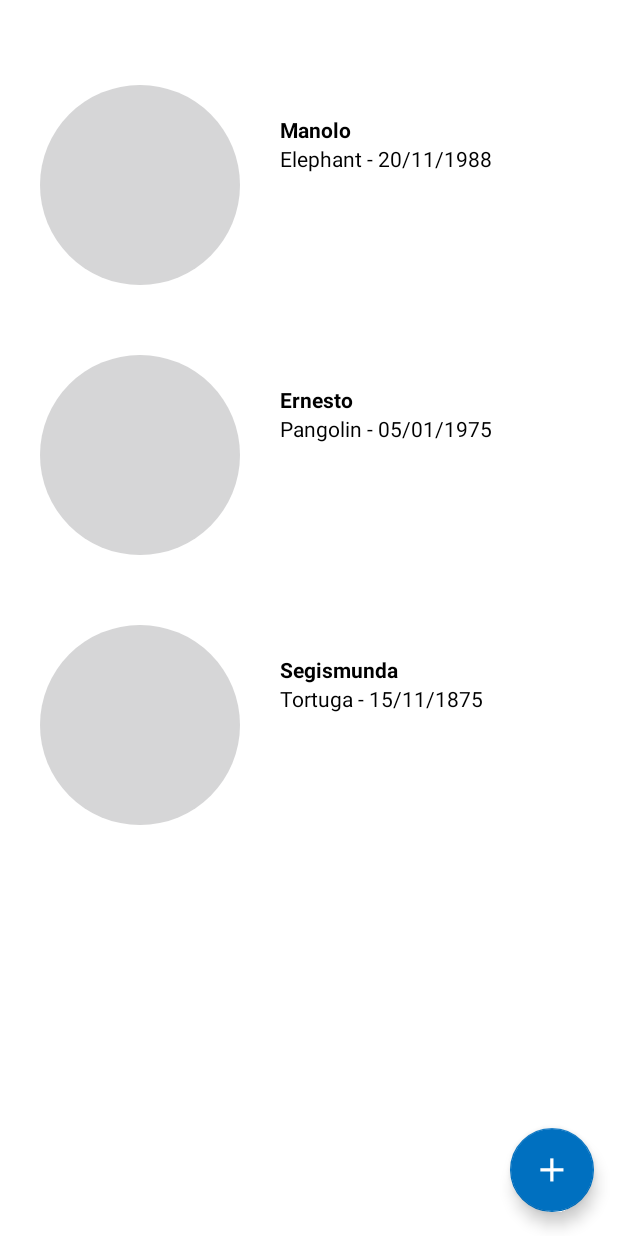
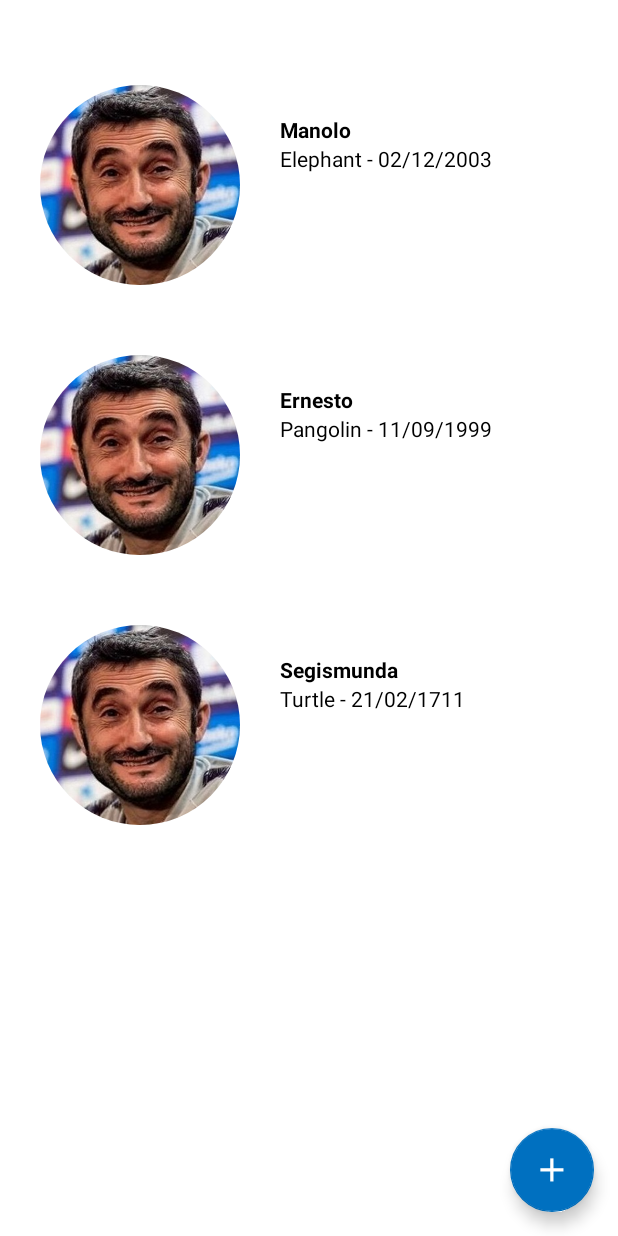
Before and after one commit to Grupo13-PES-Mascotas/PES_Mascotes, an Android app: the screen it shows after launch (MainActivity), on a phone screen of 412 x 824 dp. Run offline under Robolectric (Android 15) with nearby library versions, the phone set to English and light mode, and no system bars; our stand-ins replace Firebase (no records; nobody signed in at launch, a user with empty details on screens opened directly); Roboto replaces fonts that are not available here.

Commit message:
Fix codacy issues

```diff
--- a/app/src/main/java/org/pesmypetcare/mypetcare/activities/fragments/MyPetsFragment.java
+++ b/app/src/main/java/org/pesmypetcare/mypetcare/activities/fragments/MyPetsFragment.java
@@ -61,35 +61,35 @@ public class MyPetsFragment extends Fragment {
      */
     private void initializeTestUser() {
         currentUser = new User("Jaume", "jaume@gmail.com", "1234");
-        Bundle info = new Bundle();
-        info.putString(Pet.BUNDLE_NAME, "Manolo");
-        info.putString(Pet.BUNDLE_BREED, "Elephant");
-        info.putString(Pet.BUNDLE_BIRTH_DATE, "20/11/1988");
-        info.putFloat(Pet.BUNDLE_CALORIES, (float) 1500.00);
-        info.putString(Pet.BUNDLE_GENDER, "Male");
-        info.putString(Pet.BUNDLE_PATHOLOGIES, "None");
-        info.putInt(Pet.BUNDLE_WASH, 1);
-        info.putFloat(Pet.BUNDLE_WEIGHT, (float) 750.00);
-        currentUser.addPet(new Pet(info));
-        info = new Bundle();
-        info.putString(Pet.BUNDLE_NAME, "Ernesto");
-        info.putString(Pet.BUNDLE_BREED, "Pangolin");
-        info.putString(Pet.BUNDLE_BIRTH_DATE, "05/01/1975");
-        info.putFloat(Pet.BUNDLE_CALORIES, (float) 0.05);
-        info.putString(Pet.BUNDLE_GENDER, "Male");
-        info.putString(Pet.BUNDLE_PATHOLOGIES, "None");
-        info.putInt(Pet.BUNDLE_WASH, 1);
-        info.putFloat(Pet.BUNDLE_WEIGHT, (float) 0.00025);
-        currentUser.addPet(new Pet(info));
-        info = new Bundle();
-        info.putString(Pet.BUNDLE_NAME, "Segismunda");
-        info.putString(Pet.BUNDLE_BREED, "Tortuga");
-        info.putString(Pet.BUNDLE_BIRTH_DATE, "15/11/1875");
-        info.putFloat(Pet.BUNDLE_CALORIES, (float) 9.78);
-        info.putString(Pet.BUNDLE_GENDER, "Female");
-        info.putString(Pet.BUNDLE_PATHOLOGIES, "None");
-        info.putInt(Pet.BUNDLE_WASH, 7);
-        info.putFloat(Pet.BUNDLE_WEIGHT, (float) 37.25);
-        currentUser.addPet(new Pet(info));
+        String [] bundleNames = {"Manolo", "Ernesto", "Segismunda"};
+        String [] bundleBreeds = {"Elephant", "Pangolin", "Turtle"};
+        String [] bundleBirths = {"02/12/2003", "11/09/1999", "21/02/1711"};
+        String [] bundleGenders = {"Male", "Male", "Female"};
+        String bundlePathologies = "None";
+        initializeTestBundle(bundleNames, bundleBreeds, bundleBirths, bundleGenders, bundlePathologies);
+    }
+
+    /**
+     * Method responsible for creating the test pets.
+     * @param bundleNames An array containing the pets names
+     * @param bundleBreeds An array containing the pets breeds
+     * @param bundleBirths An array containing the pets birth dates
+     * @param bundleGenders An array containing the pets genders
+     * @param bundlePathologies An string containing the pets pathologies
+     */
+    private void initializeTestBundle(String[] bundleNames, String[] bundleBreeds, String[] bundleBirths, String[] bundleGenders, String bundlePathologies) {
+        Bundle info;
+        for (int i = 0; i < bundleNames.length; ++i) {
+            info = new Bundle();
+            info.putString(Pet.BUNDLE_NAME, bundleNames[i]);
+            info.putString(Pet.BUNDLE_BREED, bundleBreeds[i]);
+            info.putString(Pet.BUNDLE_BIRTH_DATE, bundleBirths[i]);
+            info.putFloat(Pet.BUNDLE_CALORIES, (float) i);
+            info.putString(Pet.BUNDLE_GENDER, bundleGenders[i]);
+            info.putString(Pet.BUNDLE_PATHOLOGIES, bundlePathologies);
+            info.putInt(Pet.BUNDLE_WASH, i);
+            info.putFloat(Pet.BUNDLE_WEIGHT, (float) i);
+            currentUser.addPet(new Pet(info));
+        }
     }
 }
```
Also changed, not shown: app/src/main/res/drawable-hdpi/test.jpg (added).
